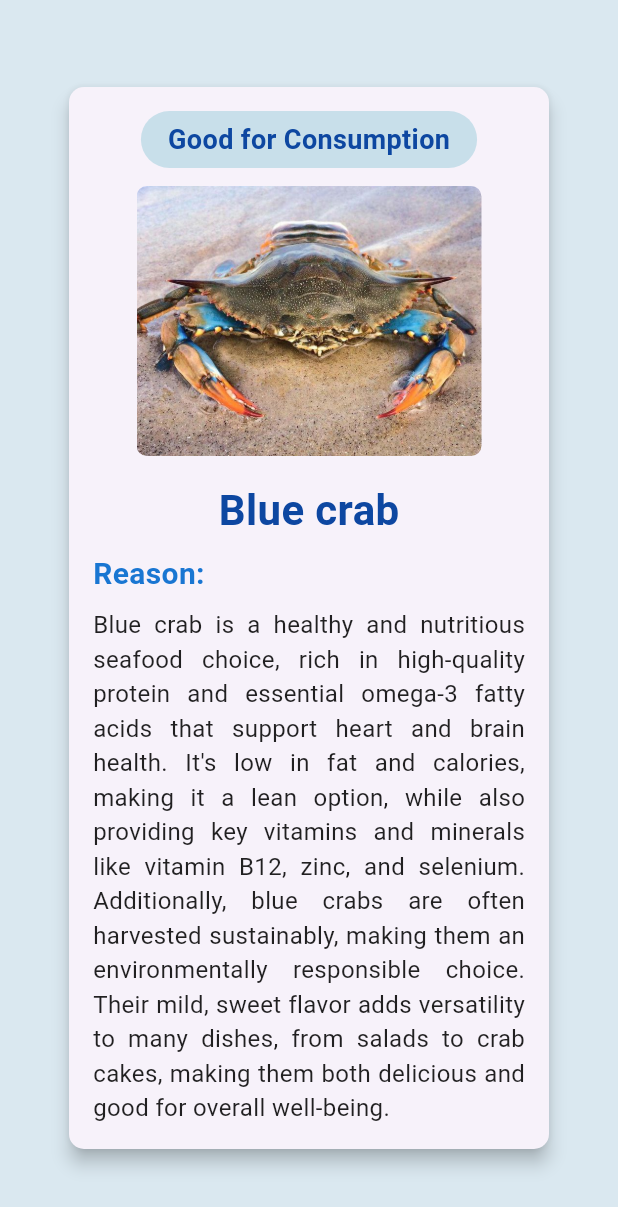
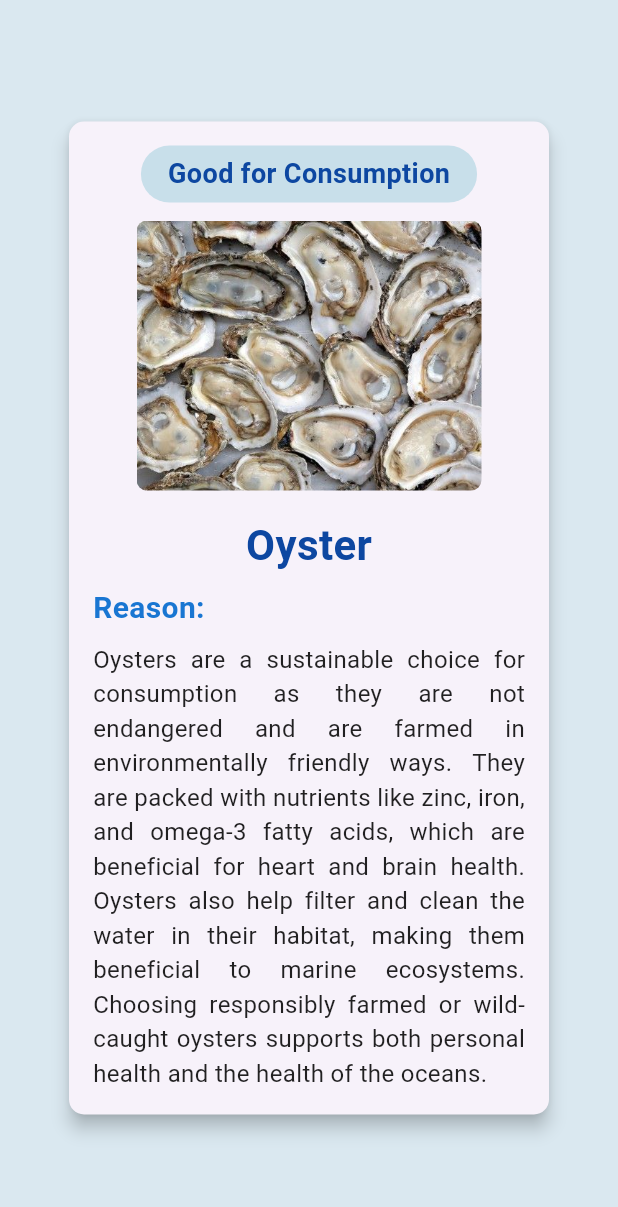
Before and after one commit to malakasadeep/CleanSeas-flutter, a Flutter app: the ConsumptionScreen screen opened directly, after a tap on "Oyster", on a phone screen of 412 x 824 dp. Shown: the top 1207 px of the screen. Run offline on Flutter 3.47's test engine with Material 3 defaults, Android fonts, the phone set to English and light mode, and no system bars; our stand-ins replace cloud_firestore, firebase_auth, firebase_core, google_fonts, iconsax_flutter; accounts and stored records are empty.

Commit message:
create consumption details screen

```diff
--- a/lib/screens/seafoodGuide/consumption_details.dart
+++ b/lib/screens/seafoodGuide/consumption_details.dart
@@ -1,11 +1,16 @@
+import 'package:clean_seas_flutter/screens/seafoodGuide/good_for_consumption.dart';
 import 'package:flutter/material.dart';
 
-void main() {
-  runApp(ConsumptionDetails());
-}
+// void main() {
+//   runApp(ConsumptionDetails());
+// }
 
 class ConsumptionDetails extends StatelessWidget {
-  const ConsumptionDetails({super.key});
+  final SeaCreature creature;
+  const ConsumptionDetails({
+    super.key,
+    required this.creature, // Pass the SeaCreature object to the constructor
+  });
 
   @override
   Widget build(BuildContext context) {
@@ -19,7 +24,7 @@ class ConsumptionDetails extends StatelessWidget {
               padding: const EdgeInsets.all(16.0),
               child: SingleChildScrollView(
                 // Scrollable container
-                child: ConsumptionDetailsCard(),
+                child: ConsumptionDetailsCard(creature: creature),
               ),
             ),
           ),
@@ -30,7 +35,8 @@ class ConsumptionDetails extends StatelessWidget {
 }
 
 class ConsumptionDetailsCard extends StatelessWidget {
-  const ConsumptionDetailsCard({super.key});
+  final SeaCreature creature;
+  const ConsumptionDetailsCard({super.key, required this.creature});
 
   @override
   Widget build(BuildContext context) {
@@ -46,6 +52,7 @@ class ConsumptionDetailsCard extends StatelessWidget {
           elevation: 5.0,
           child: Container(
             width: 320,
+            // height: 800,
             padding: const EdgeInsets.all(16.0),
             child: Column(
               crossAxisAlignment: CrossAxisAlignment.center,
@@ -58,7 +65,7 @@ class ConsumptionDetailsCard extends StatelessWidget {
                 ClipRRect(
                   borderRadius: BorderRadius.circular(7.0),
                   child: Image.asset(
-                    'assets/images/blue_crab.png',
+                    creature.imageUrl,
                     height: 180,
                     width: 230,
                     fit: BoxFit.cover,
@@ -68,7 +75,7 @@ class ConsumptionDetailsCard extends StatelessWidget {
 
                 // Title
                 Text(
-                  'Blue crab',
+                  creature.name,
                   style: TextStyle(
                     fontSize: 28.0,
                     fontWeight: FontWeight.bold,
@@ -93,7 +100,7 @@ class ConsumptionDetailsCard extends StatelessWidget {
 
                 // Description Text
                 Text(
-                  'Blue crab is a healthy and nutritious seafood choice, rich in high-quality protein and essential omega-3 fatty acids that support heart and brain health. It\'s low in fat and calories, making it a lean option, while also providing key vitamins and minerals like vitamin B12, zinc, and selenium. Additionally, blue crabs are often harvested sustainably, making them an environmentally responsible choice. Their mild, sweet flavor adds versatility to many dishes, from salads to crab cakes, making them both delicious and good for overall well-being.',
+                  creature.reason,
                   style: TextStyle(
                     fontSize: 16.0,
                     color: Colors.black87,
@@ -115,7 +122,9 @@ class ConsumptionDetailsCard extends StatelessWidget {
             ),
             padding: EdgeInsets.symmetric(vertical: 6.0, horizontal: 18.0),
             child: Text(
-              'Good for Consumption',
+              creature.isTrue
+                  ? 'Good for Consumption'
+                  : 'Not Good for Consumption',
               style: TextStyle(
                 color: Colors.blue[900],
                 fontWeight: FontWeight.bold,
```
